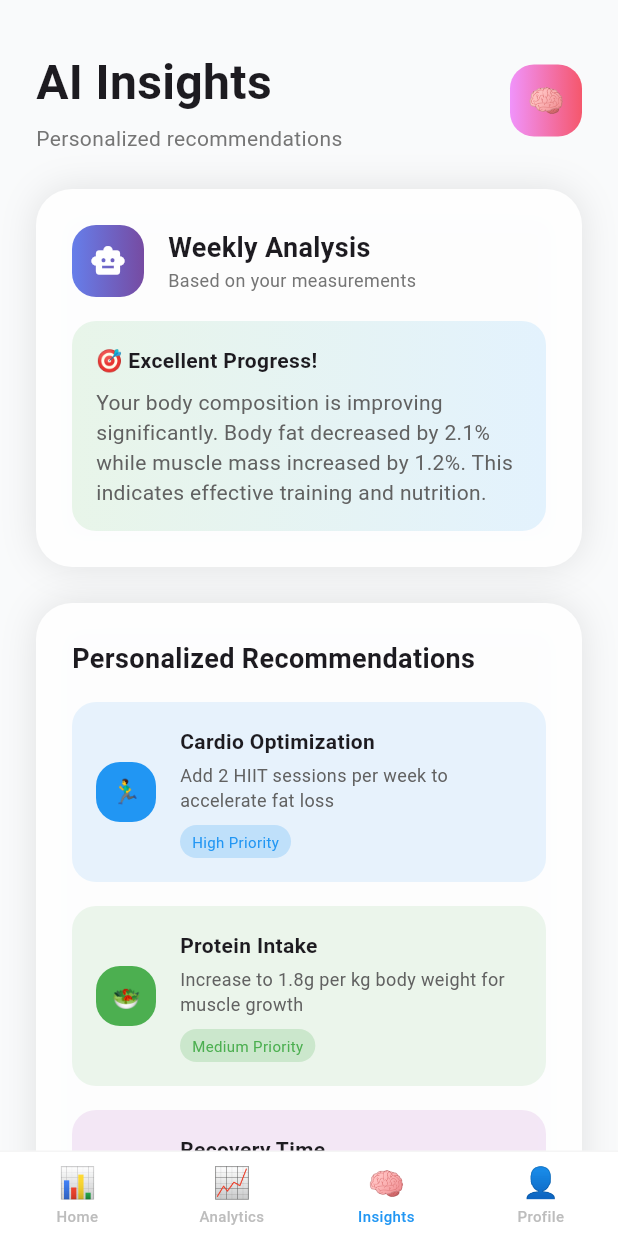
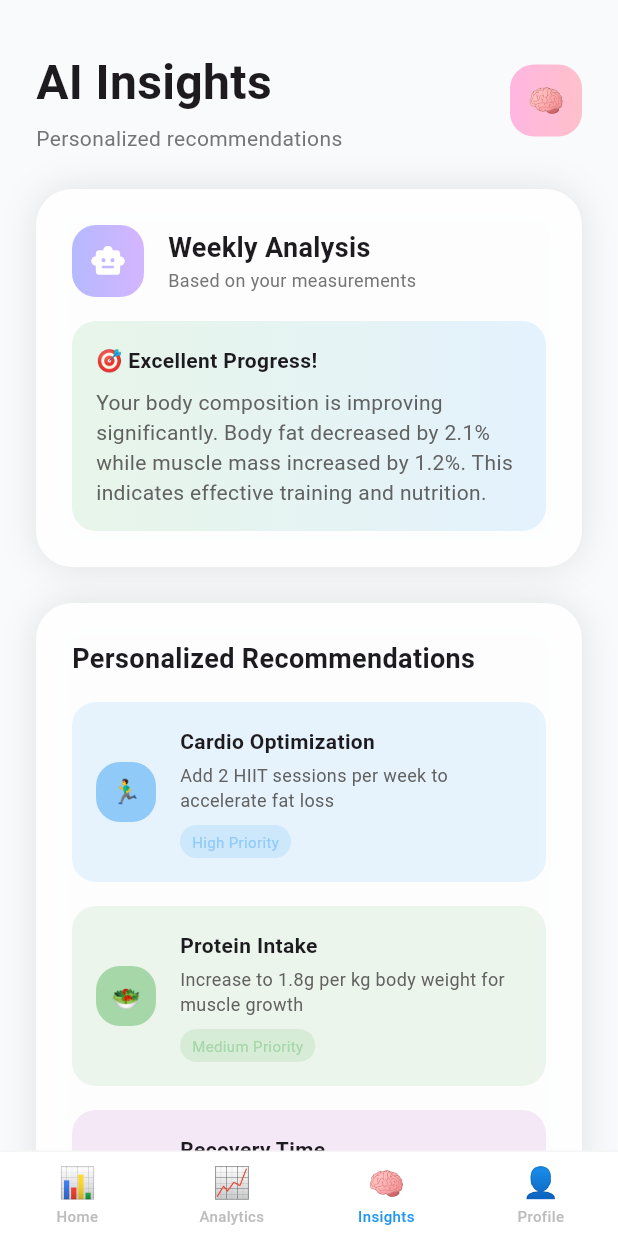
Before and after one commit to NME5/CompositionAI, a Flutter app: the screen it shows after launch, item 3 of the bottom bar chosen, on a phone screen of 412 x 824 dp. Run offline on Flutter 3.47's test engine with Material 3 defaults, Android fonts, the light colour scheme and no system bars; our stand-ins replace flutter_blue_plus, hive, hive_flutter; accounts and stored records are empty; Roboto replaces fonts that are missing (SF Pro Display).

Commit message:
Home_page recent activity card design revision 2

```diff
--- a/lib/views/insights_page.dart
+++ b/lib/views/insights_page.dart
@@ -57,7 +57,7 @@ class _InsightsPageState extends State<InsightsPage> {
                             Container(
                               width: 48, height: 48,
                               decoration: BoxDecoration(
-                                gradient: LinearGradient(colors: [Color(0xFFF093FB), Color(0xFFF5576C)]),
+                                gradient: LinearGradient(colors: [Color(0xFFFFB6E1), Color(0xFFFFC0CB)]), // Pastel pink gradient
                                 borderRadius: BorderRadius.circular(16),
                               ),
                               child: Center(child: Text('🧠', style: TextStyle(fontSize: 20))),
@@ -81,7 +81,7 @@ class _InsightsPageState extends State<InsightsPage> {
                                 Container(
                                   width: 48, height: 48,
                                   decoration: BoxDecoration(
-                                    gradient: LinearGradient(colors: [Color(0xFF667EEA), Color(0xFF764BA2)]),
+                                    gradient: LinearGradient(colors: [Color(0xFFB5B9FF), Color(0xFFD4B5FF)]), // Pastel purple gradient
                                     borderRadius: BorderRadius.circular(16),
                                   ),
                                   child: Icon(Icons.smart_toy, color: Colors.white),
@@ -100,7 +100,7 @@ class _InsightsPageState extends State<InsightsPage> {
                             Container(
                               padding: EdgeInsets.all(16),
                               decoration: BoxDecoration(
-                                gradient: LinearGradient(colors: [Colors.green[50]!, Colors.blue[50]!]),
+                                gradient: LinearGradient(colors: [Color(0xFFE8F5E9), Color(0xFFE3F2FD)]), // Pastel green to pastel blue
                                 borderRadius: BorderRadius.circular(16),
                               ),
                               child: Column(
@@ -183,7 +183,7 @@ class _InsightsPageState extends State<InsightsPage> {
     return Container(
       padding: EdgeInsets.all(16),
       decoration: BoxDecoration(
-        color: Color(rec.priorityColor).withOpacity(0.1),
+        color: _getPastelColor(Color(rec.priorityColor)).withOpacity(0.2),
         borderRadius: BorderRadius.circular(16),
       ),
       child: Row(
@@ -191,7 +191,7 @@ class _InsightsPageState extends State<InsightsPage> {
           Container(
             width: 40, height: 40,
             decoration: BoxDecoration(
-              color: Color(rec.priorityColor),
+              color: _getPastelColor(Color(rec.priorityColor)),
               borderRadius: BorderRadius.circular(16),
             ),
             child: Center(child: Text(rec.emoji, style: TextStyle(fontSize: 16))),
@@ -208,10 +208,10 @@ class _InsightsPageState extends State<InsightsPage> {
                 Container(
                   padding: EdgeInsets.symmetric(horizontal: 8, vertical: 4),
                   decoration: BoxDecoration(
-                    color: Color(rec.priorityColor).withOpacity(0.2),
+                    color: _getPastelColor(Color(rec.priorityColor)).withOpacity(0.3),
                     borderRadius: BorderRadius.circular(12),
                   ),
-                  child: Text(rec.priority, style: TextStyle(color: Color(rec.priorityColor), fontSize: 10)),
+                  child: Text(rec.priority, style: TextStyle(color: _getPastelColor(Color(rec.priorityColor)), fontSize: 10)),
                 ),
               ],
             ),
@@ -232,7 +232,7 @@ class _InsightsPageState extends State<InsightsPage> {
             value: score / 100,
             strokeWidth: 8,
             backgroundColor: Colors.grey[200],
-            valueColor: AlwaysStoppedAnimation<Color>(Colors.green),
+            valueColor: AlwaysStoppedAnimation<Color>(Color(0xFFA5D6A7)), // Pastel green
           ),
         ),
         Column(
@@ -246,11 +246,18 @@ class _InsightsPageState extends State<InsightsPage> {
   }
 
   Widget _buildScoreDetail(String score, String label, Color color) {
+    final pastelColor = _getPastelColor(color);
     return Column(
       children: [
-        Text(score, style: TextStyle(fontSize: 20, fontWeight: FontWeight.bold, color: color)),
+        Text(score, style: TextStyle(fontSize: 20, fontWeight: FontWeight.bold, color: pastelColor)),
         Text(label, style: TextStyle(color: Colors.grey[600], fontSize: 10)),
       ],
     );
   }
+
+  // Convert a color to its pastel version
+  Color _getPastelColor(Color color) {
+    // Mix the color with white to create a pastel version
+    return Color.lerp(color, Colors.white, 0.5) ?? color;
+  }
 }
```
Also changed, not shown: lib/views/home_page.dart (+12 -5 lines).
